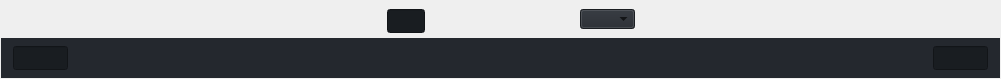
zenustech/zeno, file ui/zenoedit/timeline/ztimeline.ui: the form before one commit.
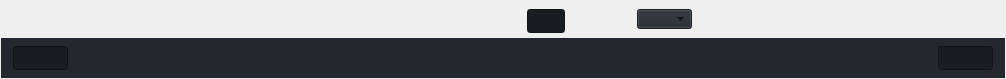
The form after the commit. Custom widgets are drawn as their Qt base class.

Commit message: [ui] timeline ui and toolbutton.

Diff of the .ui file:
```diff
--- a/ui/zenoedit/timeline/ztimeline.ui
+++ b/ui/zenoedit/timeline/ztimeline.ui
@@ -6,7 +6,7 @@
    <rect>
     <x>0</x>
     <y>0</y>
-    <width>1001</width>
+    <width>1006</width>
     <height>79</height>
    </rect>
   </property>
@@ -51,7 +51,7 @@
     <number>1</number>
    </property>
    <item>
-    <layout class="QHBoxLayout" name="horizontalLayout_3" stretch="16,2,3,3,16,2,2,2,2,2,2,2,44">
+    <layout class="QHBoxLayout" name="timelineHLayout" stretch="0,0,0,0,0,0,0,0,0,0,0,0,0">
      <property name="spacing">
       <number>12</number>
      </property>
@@ -66,9 +66,12 @@
        <property name="orientation">
         <enum>Qt::Horizontal</enum>
        </property>
+       <property name="sizeType">
+        <enum>QSizePolicy::Fixed</enum>
+       </property>
        <property name="sizeHint" stdset="0">
         <size>
-         <width>40</width>
+         <width>256</width>
          <height>20</height>
         </size>
        </property>
@@ -109,9 +112,12 @@
        <property name="orientation">
         <enum>Qt::Horizontal</enum>
        </property>
+       <property name="sizeType">
+        <enum>QSizePolicy::Fixed</enum>
+       </property>
        <property name="sizeHint" stdset="0">
         <size>
-         <width>40</width>
+         <width>200</width>
          <height>20</height>
         </size>
        </property>
@@ -199,15 +205,15 @@
      <item>
       <widget class="ZToolButton" name="btnForward" native="true">
        <property name="sizePolicy">
-        <sizepolicy hsizetype="Fixed" vsizetype="Fixed">
+        <sizepolicy hsizetype="Preferred" vsizetype="Preferred">
          <horstretch>0</horstretch>
          <verstretch>0</verstretch>
         </sizepolicy>
        </property>
        <property name="maximumSize">
         <size>
-         <width>24</width>
-         <height>20</height>
+         <width>16777215</width>
+         <height>16777215</height>
         </size>
        </property>
       </widget>
@@ -215,15 +221,15 @@
      <item>
       <widget class="ZToolButton" name="btnForwardToEnd" native="true">
        <property name="sizePolicy">
-        <sizepolicy hsizetype="Fixed" vsizetype="Fixed">
+        <sizepolicy hsizetype="Preferred" vsizetype="Preferred">
          <horstretch>0</horstretch>
          <verstretch>0</verstretch>
         </sizepolicy>
        </property>
        <property name="maximumSize">
         <size>
-         <width>24</width>
-         <height>20</height>
+         <width>16777215</width>
+         <height>16777215</height>
         </size>
        </property>
       </widget>
```
Left out of the diff: 30 changed lines with no effect on the pictures. The commit also changes 7 other files.
